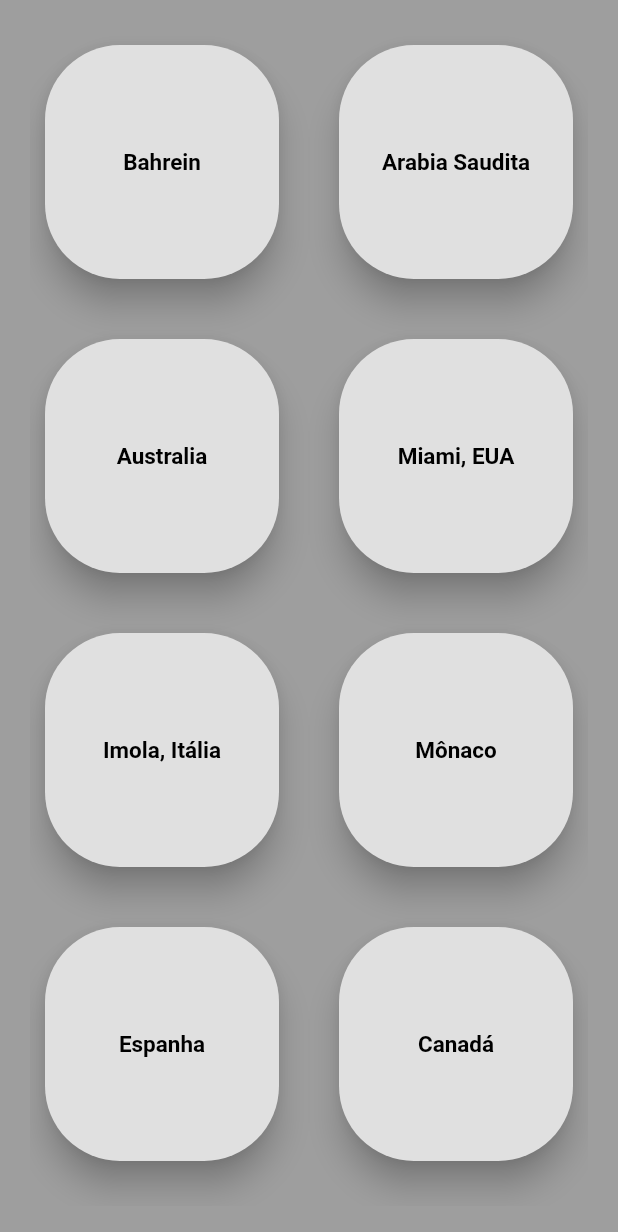
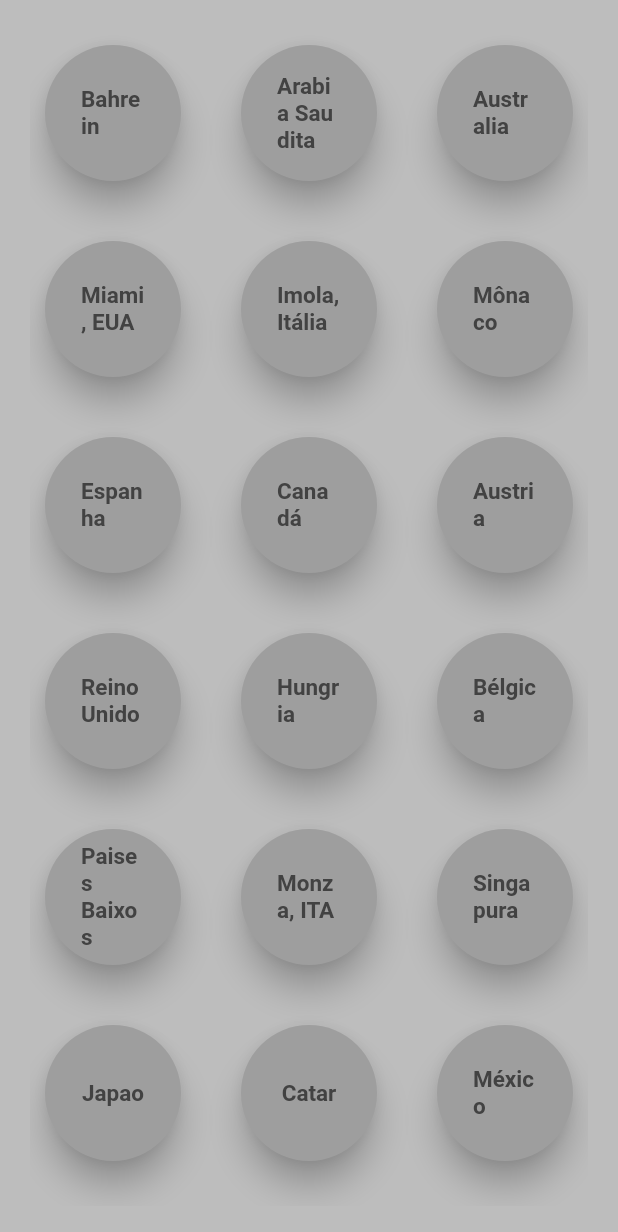
Before and after one commit to EduardoAparecido18/Formulapp, a Flutter app: the TelaCircuitos widget shown alone on an empty page, opened directly, on a phone screen of 412 x 824 dp. Shown: the top 1232 px of the screen. Run offline on Flutter 3.47's test engine with Material 3 defaults, Android fonts, the phone set to English and light mode, and no system bars; network calls fail.

Commit message:
commit 26/04 as 23:33

```diff
--- a/lib/circuitos/circuitos.dart
+++ b/lib/circuitos/circuitos.dart
@@ -21,7 +21,7 @@ final List<Map<String, dynamic>> circuitos = [
     'name': 'Albert Park Circuit',
     'localizacao': 'Australia',
     'Sobre':
-        'Inaugurado no calendário da F1 em 1996, o Circuito de Albert Park, localizado em Melbourne, é conhecido por suas características de circuito de rua misturadas com trechos permanentes. Michael Schumacher e Lewis Hamilton compartilham o recorde de mais vitórias neste circuito, com quatro triunfos cada. Hamilton também detém o recorde de maior número de pole positions em Albert Park. A volta mais rápida registrada durante uma corrida foi de 1:20.260, estabelecida por Charles Leclerc em 2022.'
+        'Inaugurado no calendário da F1 em 1996, o Circuito de Albert Park, localizado em Melbourne, é conhecido por suas características de circuito de rua misturadas com trechos permanentes. Schumacher e Hamilton compartilham o recorde de mais vitórias , com quatro triunfos cada. Hamilton também detém o recorde de maior número de pole positions. A volta mais rápida  1:20.260,  por Charles Leclerc em 2022.'
   },
   {
     'imagem':
--- a/lib/circuitos/tela_circuitos.dart
+++ b/lib/circuitos/tela_circuitos.dart
@@ -12,7 +12,7 @@ class TelaCircuitos extends StatelessWidget {
       child: GridView.builder(
           padding: const EdgeInsets.all(10),
           gridDelegate: const SliverGridDelegateWithFixedCrossAxisCount(
-            crossAxisCount: 2,
+            crossAxisCount: 3,
             crossAxisSpacing: 40,
             mainAxisSpacing: 40,
           ),
@@ -22,7 +22,6 @@ class TelaCircuitos extends StatelessWidget {
             return ElevatedButton(
                 style: ElevatedButton.styleFrom(
                     // backgroundColor: Theme.of(context).colorScheme.onSurface,
-                    textStyle: const TextStyle(fontSize: 15),
                     elevation: 9,
                     shape: const RoundedRectangleBorder(
                         borderRadius:
@@ -46,10 +45,6 @@ class TelaCircuitos extends StatelessWidget {
                 },
                 child: Text(
                   pista['localizacao']!,
-                  style: const TextStyle(
-                    color: Colors.black,
-                    fontWeight: FontWeight.bold,
-                  ),
                 ));
           }),
     );
--- a/lib/colors/temas.dart
+++ b/lib/colors/temas.dart
@@ -2,24 +2,35 @@ import 'package:flutter/material.dart';
 
 ThemeData lightMode = ThemeData(
     brightness: Brightness.light,
-    scaffoldBackgroundColor: Colors.grey.shade500,
+    scaffoldBackgroundColor: Colors.grey.shade400,
     appBarTheme: AppBarTheme(
-      backgroundColor: Colors.grey.shade500,
+      backgroundColor: Colors.grey.shade400,
       foregroundColor: Colors.black,
     ),
     bottomNavigationBarTheme: BottomNavigationBarThemeData(
-      backgroundColor: Colors.grey.shade400,
+      backgroundColor: Colors.grey.shade500,
       selectedItemColor: Colors.grey.shade100,
-      unselectedItemColor: Colors.grey.shade200,
+      unselectedItemColor: Colors.grey.shade300,
     ),
     elevatedButtonTheme: ElevatedButtonThemeData(
         style: ElevatedButton.styleFrom(
-            backgroundColor: Colors.grey.shade300,
-            foregroundColor: Colors.grey.shade200,
-            textStyle:
-                const TextStyle(fontWeight: FontWeight.bold, fontSize: 15))),
+            backgroundColor: Colors.grey.shade500,
+            foregroundColor: Colors.grey.shade800,
+            textStyle: const TextStyle(
+                fontWeight: FontWeight.bold,
+                fontSize: 15,
+                color: Colors.black))),
+    textTheme: const TextTheme(
+        bodyLarge: TextStyle(
+            color: Colors.black,
+            fontSize: 18,
+            fontFamily: "assets/fonts/Formula1-Regular_web_0.ttf"),
+        bodyMedium: TextStyle(
+            color: Colors.black,
+            fontSize: 15,
+            fontFamily: "assets/fonts/Formula1-Regular_web_0.ttf")),
     colorScheme: ColorScheme.light(
-      surface: Colors.grey.shade200,
+      surface: Colors.grey.shade400,
       primary: Colors.grey.shade400,
       secondary: Colors.grey.shade300,
       tertiary: Colors.grey.shade200,
@@ -40,10 +51,21 @@ ThemeData darkMode = ThemeData(
         style: ElevatedButton.styleFrom(
             backgroundColor: Colors.grey.shade800,
             foregroundColor: Colors.grey.shade600,
-            textStyle:
-                const TextStyle(fontWeight: FontWeight.bold, fontSize: 15))),
+            textStyle: const TextStyle(
+                fontWeight: FontWeight.bold,
+                fontSize: 15,
+                color: Colors.white))),
+    textTheme: const TextTheme(
+        bodyLarge: TextStyle(
+            color: Colors.white,
+            fontSize: 18,
+            fontFamily: "assets/fonts/Formula1-Regular_web_0.ttf"),
+        bodyMedium: TextStyle(
+            color: Colors.white,
+            fontSize: 15,
+            fontFamily: "assets/fonts/Formula1-Regular_web_0.ttf")),
     colorScheme: ColorScheme.dark(
-      surface: Colors.grey.shade600,
+      surface: Colors.grey.shade900,
       primary: Colors.grey.shade800,
       secondary: Colors.grey.shade700,
       tertiary: Colors.grey.shade600,
--- /dev/null
+++ b/lib/colors/themeProvider.dart
@@ -0,0 +1,20 @@
+import 'package:f1app/colors/temas.dart';
+import 'package:flutter/material.dart';
+
+class ThemeProvider extends ChangeNotifier {
+  ThemeData _themeData = lightMode;
+  ThemeData get themeData => _themeData;
+
+  set themeData(ThemeData themeData) {
+    _themeData = themeData;
+    notifyListeners();
+  }
+
+  void trocarTema() {
+    if (_themeData == lightMode) {
+      themeData = darkMode;
+    } else {
+      themeData = lightMode;
+    }
+  }
+}
--- a/pubspec.yaml
+++ b/pubspec.yaml
@@ -35,6 +35,7 @@ dependencies:
   # The following adds the Cupertino Icons font to your application.
   # Use with the CupertinoIcons class for iOS style icons.
   cupertino_icons: ^1.0.8
+  provider:
 
 dev_dependencies:
   flutter_test:
```
Also changed, not shown: lib/construtores/dadosExtrasEquipes.dart (+5 -5 lines), lib/construtores/detalhes_equipes.dart (+8 -3 lines), lib/construtores/tela_equipes.dart (+3 -5 lines), lib/home_page.dart (+14 -10 lines), lib/main.dart (+10 -4 lines), lib/pilotos/tela_pilotos.dart (+4 -3 lines), pubspec.lock.
